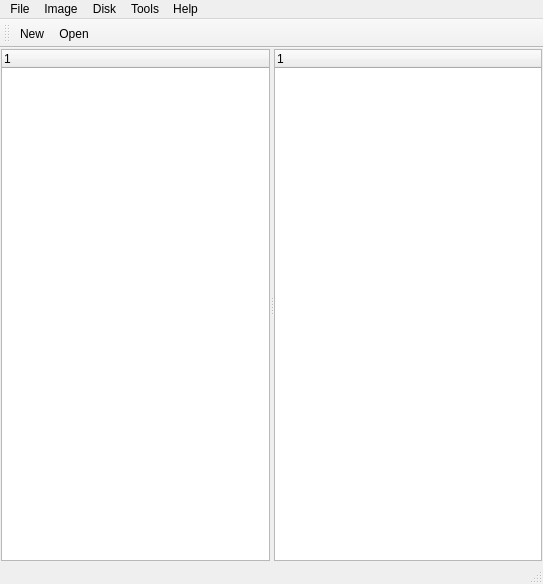
Before: the Qt Designer form LinImaMT/mainwindow.ui in MCbx/linimamt, drawn with Qt 5.
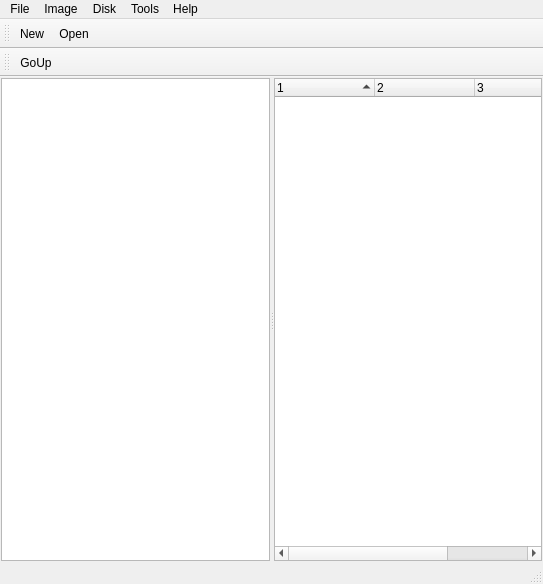
After: the same form once the commit is applied.

Patch:
```diff
--- a/LinImaMT/mainwindow.ui
+++ b/LinImaMT/mainwindow.ui
@@ -48,6 +48,15 @@
        <enum>Qt::Horizontal</enum>
       </property>
       <widget class="QTreeWidget" name="twDirTree">
+       <property name="rootIsDecorated">
+        <bool>true</bool>
+       </property>
+       <property name="headerHidden">
+        <bool>true</bool>
+       </property>
+       <property name="columnCount">
+        <number>1</number>
+       </property>
        <column>
         <property name="text">
          <string notr="true">1</string>
@@ -55,11 +64,35 @@
        </column>
       </widget>
       <widget class="QTreeWidget" name="twFileTree">
+       <property name="sortingEnabled">
+        <bool>false</bool>
+       </property>
+       <property name="columnCount">
+        <number>4</number>
+       </property>
+       <attribute name="headerShowSortIndicator" stdset="0">
+        <bool>true</bool>
+       </attribute>
        <column>
         <property name="text">
          <string notr="true">1</string>
         </property>
        </column>
+       <column>
+        <property name="text">
+         <string notr="true">2</string>
+        </property>
+       </column>
+       <column>
+        <property name="text">
+         <string notr="true">3</string>
+        </property>
+       </column>
+       <column>
+        <property name="text">
+         <string notr="true">4</string>
+        </property>
+       </column>
       </widget>
      </widget>
     </item>
@@ -120,6 +153,18 @@
    <addaction name="actionOpen"/>
   </widget>
   <widget class="QStatusBar" name="statusBar"/>
+  <widget class="QToolBar" name="tbAddressBar">
+   <property name="windowTitle">
+    <string>toolBar</string>
+   </property>
+   <attribute name="toolBarArea">
+    <enum>TopToolBarArea</enum>
+   </attribute>
+   <attribute name="toolBarBreak">
+    <bool>true</bool>
+   </attribute>
+   <addaction name="actionGoUp"/>
+  </widget>
   <action name="actionNew">
    <property name="text">
     <string>New</string>
@@ -135,6 +180,14 @@
     <string>Exit</string>
    </property>
   </action>
+  <action name="actionGoUp">
+   <property name="text">
+    <string>GoUp</string>
+   </property>
+   <property name="toolTip">
+    <string>Goes to higher directory</string>
+   </property>
+  </action>
  </widget>
  <layoutdefault spacing="6" margin="11"/>
  <resources/>
```
